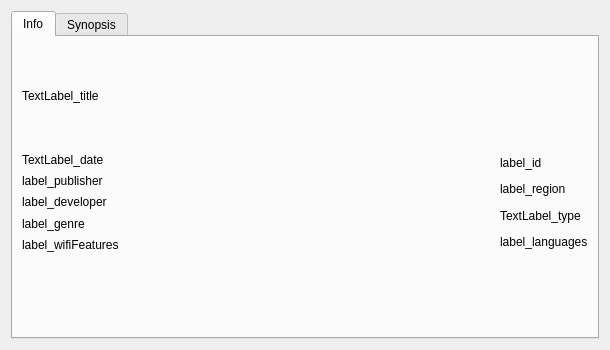
Above: wiitdbwindow.ui from giantpune/qtwitgui before the change. Below: the same form after it.
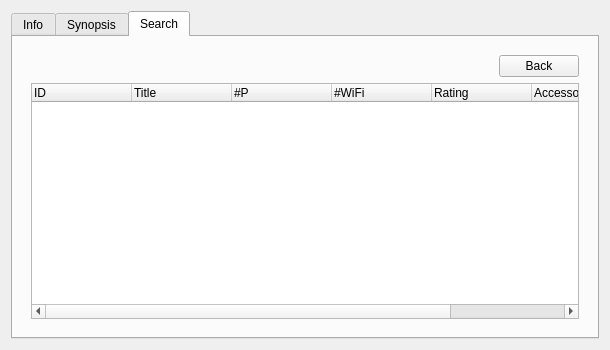
That is the form after the change. The open tabs and pages were chosen to show the change.

Commit message: * wiitdb & wiitdbWindow -> add beginning of search function.  its not complete, but what is there is working.  it supports reqex for advanced searches.  see http://doc.qt.nokia.com/4.7/qregexp.html for more details

The edit to the form file:
```diff
--- a/wiitdbwindow.ui
+++ b/wiitdbwindow.ui
@@ -23,7 +23,7 @@
    <item row="0" column="0">
     <widget class="QTabWidget" name="tabWidget">
      <property name="currentIndex">
-      <number>0</number>
+      <number>2</number>
      </property>
      <widget class="QWidget" name="tab">
       <attribute name="title">
@@ -669,6 +669,157 @@
        </item>
       </layout>
      </widget>
+     <widget class="QWidget" name="tab_search">
+      <attribute name="title">
+       <string>Search</string>
+      </attribute>
+      <layout class="QGridLayout" name="gridLayout_4">
+       <item row="0" column="0">
+        <widget class="QStackedWidget" name="stackedWidget">
+         <property name="currentIndex">
+          <number>0</number>
+         </property>
+         <widget class="QWidget" name="page">
+          <widget class="QWidget" name="">
+           <property name="geometry">
+            <rect>
+             <x>10</x>
+             <y>10</y>
+             <width>191</width>
+             <height>27</height>
+            </rect>
+           </property>
+           <layout class="QHBoxLayout" name="horizontalLayout_3">
+            <item>
+             <widget class="QLabel" name="label_id_2">
+              <property name="text">
+               <string>ID</string>
+              </property>
+             </widget>
+            </item>
+            <item>
+             <widget class="QLineEdit" name="lineEdit_search_id">
+              <property name="maxLength">
+               <number>200</number>
+              </property>
+             </widget>
+            </item>
+           </layout>
+          </widget>
+          <widget class="QPushButton" name="pushButton_search">
+           <property name="geometry">
+            <rect>
+             <x>260</x>
+             <y>20</y>
+             <width>89</width>
+             <height>27</height>
+            </rect>
+           </property>
+           <property name="text">
+            <string>Search</string>
+           </property>
+          </widget>
+          <widget class="QWidget" name="">
+           <property name="geometry">
+            <rect>
+             <x>10</x>
+             <y>50</y>
+             <width>221</width>
+             <height>27</height>
+            </rect>
+           </property>
+           <layout class="QHBoxLayout" name="horizontalLayout_5">
+            <item>
+             <widget class="QLabel" name="label_searchTitle">
+              <property name="text">
+               <string>Title</string>
+              </property>
+             </widget>
+            </item>
+            <item>
+             <widget class="QLineEdit" name="lineEdit_searchTitle"/>
+            </item>
+           </layout>
+          </widget>
+         </widget>
+         <widget class="QWidget" name="page_2">
+          <layout class="QGridLayout" name="gridLayout_5">
+           <item row="0" column="0">
+            <layout class="QHBoxLayout" name="horizontalLayout_4">
+             <item>
+              <widget class="QLabel" name="label_searchResultInfo">
+               <property name="text">
+                <string/>
+               </property>
+              </widget>
+             </item>
+             <item>
+              <spacer name="horizontalSpacer_3">
+               <property name="orientation">
+                <enum>Qt::Horizontal</enum>
+               </property>
+               <property name="sizeHint" stdset="0">
+                <size>
+                 <width>40</width>
+                 <height>20</height>
+                </size>
+               </property>
+              </spacer>
+             </item>
+             <item>
+              <widget class="QPushButton" name="pushButton_searchBack">
+               <property name="text">
+                <string>Back</string>
+               </property>
+              </widget>
+             </item>
+            </layout>
+           </item>
+           <item row="1" column="0">
+            <widget class="QTreeWidget" name="treeWidget">
+             <column>
+              <property name="text">
+               <string>ID</string>
+              </property>
+             </column>
+             <column>
+              <property name="text">
+               <string>Title</string>
+              </property>
+             </column>
+             <column>
+              <property name="text">
+               <string>#P</string>
+              </property>
+             </column>
+             <column>
+              <property name="text">
+               <string>#WiFi</string>
+              </property>
+             </column>
+             <column>
+              <property name="text">
+               <string>Rating</string>
+              </property>
+             </column>
+             <column>
+              <property name="text">
+               <string>Accessories</string>
+              </property>
+             </column>
+             <column>
+              <property name="text">
+               <string>Type</string>
+              </property>
+             </column>
+            </widget>
+           </item>
+          </layout>
+         </widget>
+        </widget>
+       </item>
+      </layout>
+     </widget>
     </widget>
    </item>
   </layout>
```
The commit also changes 5 other files.
